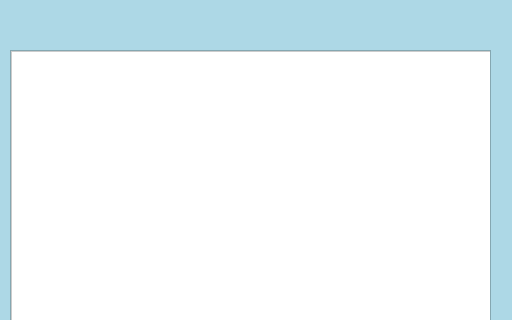
Before: the Qt Designer form src/interfaces/ModeloChat.ui in fornari03/ChatWF, drawn with Qt 5; both pictures show x 0 to 512 and y 0 to 320 of the 512 by 606 pixel window.
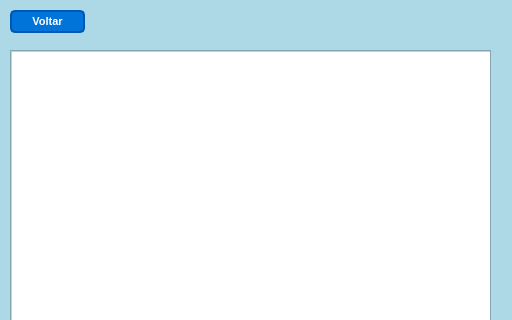
After: the same form once the commit is applied.

Commit message: Update telas #2 e add Pilha

```diff
--- a/src/interfaces/ModeloChat.ui
+++ b/src/interfaces/ModeloChat.ui
@@ -114,6 +114,28 @@
      <string>Enviar</string>
     </property>
    </widget>
+   <widget class="QPushButton" name="pushButtonVoltar">
+    <property name="geometry">
+     <rect>
+      <x>10</x>
+      <y>10</y>
+      <width>75</width>
+      <height>23</height>
+     </rect>
+    </property>
+    <property name="styleSheet">
+     <string notr="true">    background-color: #0074D9;
+    color: #FFFFFF; 
+    border: 2px solid #0056b3; 
+    border-radius: 5px; 
+    padding: 5px 15px;
+    font-size: 11px;
+    font-weight: bold;</string>
+    </property>
+    <property name="text">
+     <string>Voltar</string>
+    </property>
+   </widget>
   </widget>
   <widget class="QMenuBar" name="menubar">
    <property name="geometry">
```
The commit also changes 5 other files.
